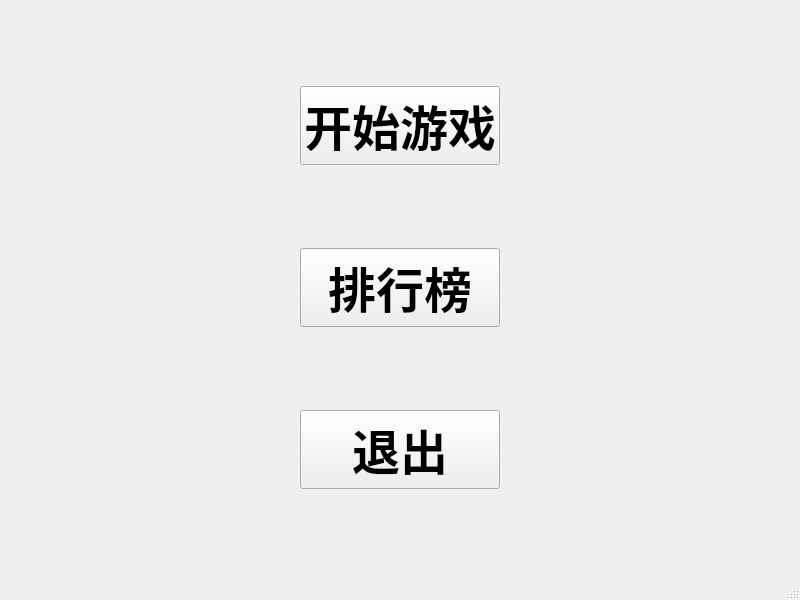
The window that mainwindow.ui (TiBetween/Tetromino) describes before a commit, drawn with Qt 5.
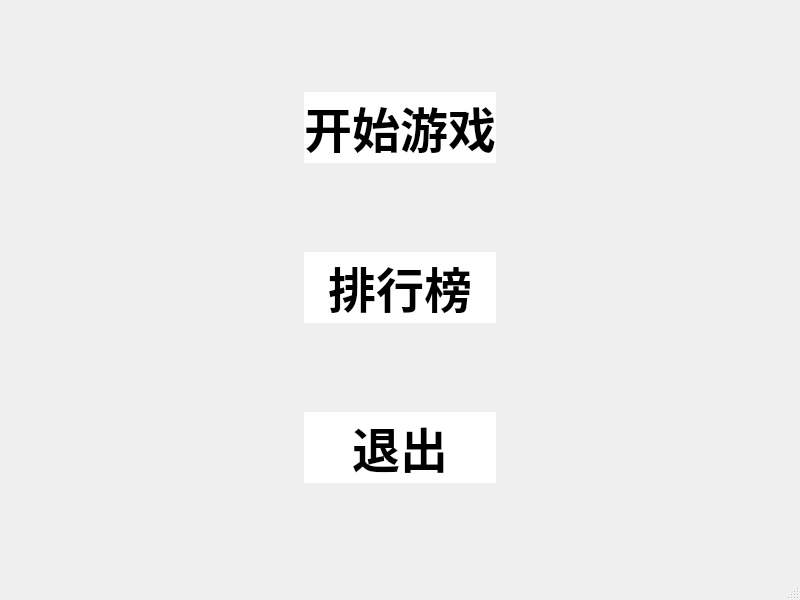
The same window after the commit.

What changed in the file:
```diff
--- a/mainwindow.ui
+++ b/mainwindow.ui
@@ -43,10 +43,10 @@
          </font>
         </property>
         <property name="autoFillBackground">
-         <bool>true</bool>
+         <bool>false</bool>
         </property>
         <property name="styleSheet">
-         <string notr="true">color::rgb(255, 255,255)</string>
+         <string notr="true">QPushButton { background-color: rgb(255, 255, 255);border:0px solid ; color: rgb(0, 0, 0); } QPushButton:hover { color: rgb(245, 69, 234); }</string>
         </property>
         <property name="text">
          <string>开始游戏</string>
@@ -63,6 +63,9 @@
           <bold>true</bold>
          </font>
         </property>
+        <property name="styleSheet">
+         <string notr="true">QPushButton { background-color: rgb(255, 255, 255);border:0px solid ; color: rgb(0, 0, 0); } QPushButton:hover { color: rgb(245, 69, 234); }</string>
+        </property>
         <property name="text">
          <string>排行榜</string>
         </property>
@@ -78,6 +81,9 @@
           <bold>true</bold>
          </font>
         </property>
+        <property name="styleSheet">
+         <string notr="true">QPushButton { background-color: rgb(255, 255, 255);border:0px solid ; color: rgb(0, 0, 0); } QPushButton:hover { color: rgb(245, 69, 234); }</string>
+        </property>
         <property name="text">
          <string>退出</string>
         </property>
```
Left out of the diff: 2 changed lines with no effect on the pictures.
